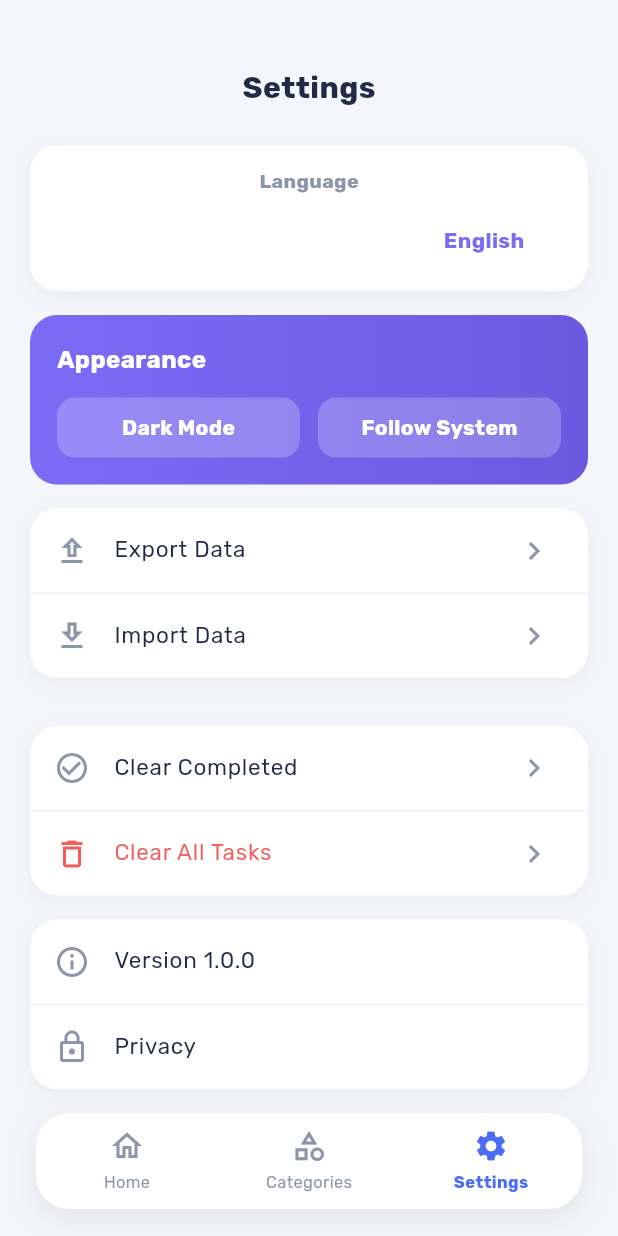
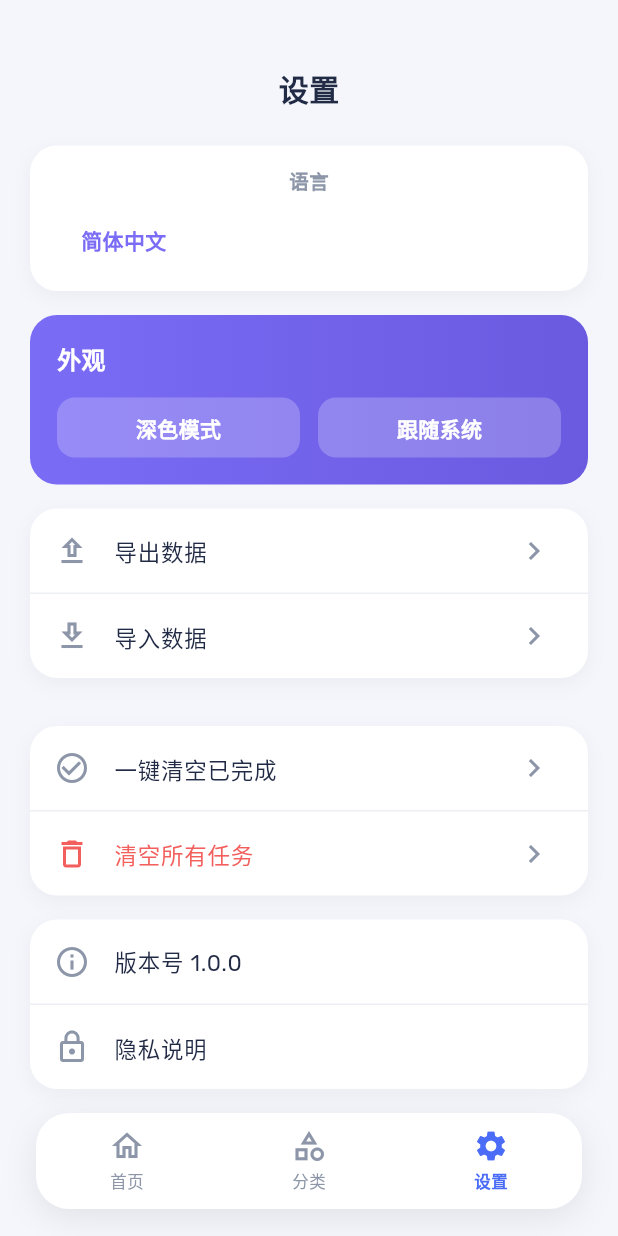
Before and after one commit to wolf2999/todolist, a Flutter app: the screen it shows after launch, after a tap on the "arrow forward ios" icon, after a tap on the "settings" icon, on a phone screen of 412 x 824 dp. Run offline on Flutter 3.47's test engine with Material 3 defaults, Android fonts, the phone set to English and light mode, and no system bars; our stand-ins replace easy_localization, file_picker, share_plus, shared_preferences; missing offline and left inert: dart:html.

Commit message:
多语言bug

```diff
--- a/lib/main.dart
+++ b/lib/main.dart
@@ -1,6 +1,8 @@
+import 'package:flutter/foundation.dart';
 import 'package:flutter/material.dart';
+// ignore: avoid_web_libraries_in_flutter
+import 'dart:html' as html;
 import 'package:easy_localization/easy_localization.dart';
-import 'package:flutter_localizations/flutter_localizations.dart';
 import 'package:provider/provider.dart';
 
 import 'controllers/category_controller.dart';
@@ -28,6 +30,18 @@ void main() async {
       fallbackLocale: const Locale('zh', 'CN'),
       path: 'assets/i18n',
       useOnlyLangCode: false,
+      // 关键：startLocale 控制首次启动语言。这里强制 zh-CN 简化首屏渲染时序。
+      startLocale: const Locale('zh', 'CN'),
+      // 翻译 JSON 加载失败时只打日志，不中断 UI —— 后续 setLocale 时会重试。
+      // 用 ErrorWidget 形式给出最直观的失败提示，方便排查（如部署到 CDN 后路径
+      // 写错、SW 缓存等都会走到这里）。
+      errorWidget: (error) {
+        debugPrint('[EasyLocalization] 加载失败: $error');
+        return ErrorWidget(
+          '⚠️ 翻译资源加载失败：\n${error?.toString() ?? "未知错误"}\n'
+          '检查 assets/i18n/ 是否随构建产物一起部署。',
+        );
+      },
       child: const MyApp(),
     ),
   );
@@ -42,10 +56,13 @@ class MyApp extends StatelessWidget {
   Widget build(BuildContext context) {
     return MultiProvider(
       providers: [
-        ChangeNotifierProvider(create: (_) => TaskController()..load()),
-        ChangeNotifierProvider(create: (_) => CategoryController()..load()),
+        // V1.4 优化 C: 延后数据加载。Controllers 的 load() 改为首次 build 后再异步执行，
+        // 避免阻塞 runApp，让用户更快看到首屏（配合 index.html 的启动占位）。
+        ChangeNotifierProvider(create: (_) => TaskController()),
+        ChangeNotifierProvider(create: (_) => CategoryController()),
         ChangeNotifierProvider(create: (_) => ThemeController()..load()),
       ],
+      child: _Bootstrap(
         child: Consumer<ThemeController>(
           builder: (context, themeController, _) => MaterialApp(
             title: 'appTitle'.tr(),
@@ -54,11 +71,12 @@ class MyApp extends StatelessWidget {
             // remembers the user's choice afterwards).
             locale: context.locale,
             supportedLocales: context.supportedLocales,
-          localizationsDelegates: const [
-            GlobalMaterialLocalizations.delegate,
-            GlobalWidgetsLocalizations.delegate,
-            GlobalCupertinoLocalizations.delegate,
-          ],
+            // V1.4 修复：必须使用 context.localizationDelegates —— 它内部已经
+            // 包含了 easy_localization 的 _EasyLocalizationDelegate，MaterialApp
+            // 才会触发它的 load() 来加载翻译 JSON（RootBundleAssetLoader）。
+            // 之前只放了 Global* delegates，导致 _EasyLocalizationDelegate.load
+            // 永远没被调用，translations 一直为 null，所有 .tr() 回退到 key。
+            localizationsDelegates: context.localizationDelegates,
             theme: buildTheme(),
             darkTheme: ThemeData.dark().copyWith(
               primaryColor: Colors.deepPurple,
@@ -72,8 +90,44 @@ class MyApp extends StatelessWidget {
             },
           ),
         ),
+      ),
     );
   }
+}
+
+/// Triggers lazy data loading after the first frame, and removes the static
+/// HTML splash once Flutter has painted its first frame (V1.4 优化 A/C).
+class _Bootstrap extends StatefulWidget {
+  final Widget child;
+  const _Bootstrap({required this.child});
+
+  @override
+  State<_Bootstrap> createState() => _BootstrapState();
+}
+
+class _BootstrapState extends State<_Bootstrap> {
+  @override
+  void initState() {
+    super.initState();
+    // 首帧绘制后再加载数据，避免阻塞首屏。
+    WidgetsBinding.instance.addPostFrameCallback((_) {
+      if (!mounted) return;
+      context.read<TaskController>().load();
+      context.read<CategoryController>().load();
+      _removeHtmlSplash();
+    });
+  }
+
+  /// 首帧渲染后移除 index.html 中的 #loading 占位（仅 Web 有效）。
+  void _removeHtmlSplash() {
+    if (!kIsWeb) return;
+    // ignore: avoid_web_libraries_in_flutter
+    final el = html.document.getElementById('loading');
+    el?.remove();
+  }
+
+  @override
+  Widget build(BuildContext context) => widget.child;
 }
 
 /// Hosts the bottom navigation and switches between the three main pages.
--- a/lib/views/setting_page.dart
+++ b/lib/views/setting_page.dart
@@ -131,9 +131,14 @@ class SettingPage extends StatelessWidget {
                   padding: const EdgeInsets.fromLTRB(16, 6, 16, 14),
                   child: Row(
                     children: [
+                      // V1.4.1 排查：先打印实际 children 数量，确认是 spread+for 没生成 3 个子元素，
+                      // 还是 layout 阶段把后面元素裁掉了。
+                      Builder(builder: (ctx) {
+                        final children = <Widget>[
                           for (var i = 0; i < _languages.length; i++) ...[
                             if (i > 0) const SizedBox(width: 10),
-                        _ThemePill(
+                            Expanded(
+                              child: _ThemePill(
                                 label: _languageLabels[i],
                                 active: currentLocale.languageCode ==
                                         _languages[i].languageCode &&
@@ -141,7 +146,12 @@ class SettingPage extends StatelessWidget {
                                         _languages[i].countryCode,
                                 onTap: () => context.setLocale(_languages[i]),
                               ),
+                            ),
                           ],
+                        ];
+                        debugPrint('[SettingPage] language Row children = ${children.length}');
+                        return Row(children: children);
+                      }),
                     ],
                   ),
                 ),
@@ -168,18 +178,22 @@ class SettingPage extends StatelessWidget {
                   const SizedBox(height: 14),
                   Row(
                     children: [
-                      _ThemePill(
+                      Expanded(
+                        child: _ThemePill(
                           label: 'darkMode'.tr(),
                           active: themeController.mode == AppThemeMode.dark,
                           onTap: () =>
                               themeController.setMode(AppThemeMode.dark),
                         ),
+                      ),
                       const SizedBox(width: 12),
-                      _ThemePill(
+                      Expanded(
+                        child: _ThemePill(
                           label: 'followSystem'.tr(),
                           active: themeController.mode == AppThemeMode.system,
                           onTap: () =>
                               themeController.setMode(AppThemeMode.system),
+                        ),
                       ),
                     ],
                   ),
@@ -321,11 +335,10 @@ class _ThemePill extends StatelessWidget {
   });
 
   @override
-  Widget build(BuildContext context) => Expanded(
-        child: GestureDetector(
+  Widget build(BuildContext context) => GestureDetector(
         onTap: onTap,
         child: Container(
-            padding: const EdgeInsets.symmetric(vertical: 10),
+          padding: const EdgeInsets.symmetric(vertical: 10, horizontal: 18),
           decoration: BoxDecoration(
             color: active
                 ? Colors.white
@@ -338,7 +351,6 @@ class _ThemePill extends StatelessWidget {
               style: TextStyle(
                 color: active ? ToDoColors.editPrimary : Colors.white,
                 fontWeight: FontWeight.w600,
-                ),
               ),
             ),
           ),
```
Also changed, not shown: 3 other files. Lines whose indentation alone changed are shown as unchanged.
